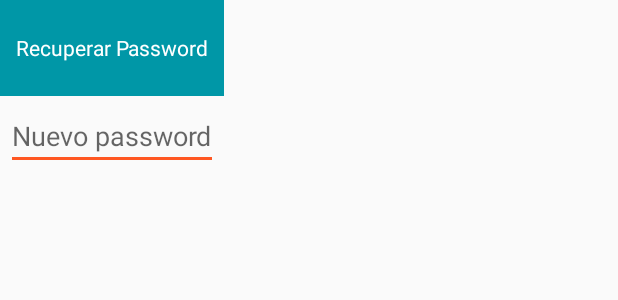
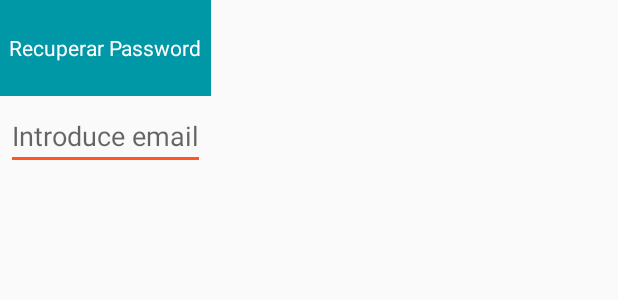
Before and after one commit to RafaelSMartin/FuelApp, an Android app: the layout forgot_pass_fragment.xml on its own in the app's theme, with its tools: preview values and no code run, on a phone screen of 412 x 824 dp. Shown: the top 300 px of the screen. Run offline under Robolectric (Android 15) with nearby library versions, the phone set to English and light mode, and no system bars.

Commit message:
Finalizado forgot password

```diff
--- a/app/src/main/res/layout/forgot_pass_fragment.xml
+++ b/app/src/main/res/layout/forgot_pass_fragment.xml
@@ -14,13 +14,12 @@
         android:contentDescription="@string/app_name" />
 
     <EditText
-        android:id="@+id/password"
-        android:inputType="textPassword"
+        android:id="@+id/email"
         android:layout_width="match_parent"
         android:layout_height="wrap_content"
         android:layout_marginTop="4dp"
         android:layout_marginLeft="4dp"
         android:layout_marginRight="4dp"
         android:layout_marginBottom="16dp"
-        android:hint="Nuevo password" />
+        android:hint="Introduce email" />
 </LinearLayout>
```
Also changed, not shown: app/src/main/java/com/rsmartin/fuelapp/presentation/ui/login/ForgotPasswordDialogFragment.java (+25 -8 lines), app/src/main/java/com/rsmartin/fuelapp/presentation/ui/login/LoginActivity.java (+12 -4 lines), app/src/main/java/com/rsmartin/fuelapp/presentation/ui/login/LoginPresenter.java (+3 -4 lines).
